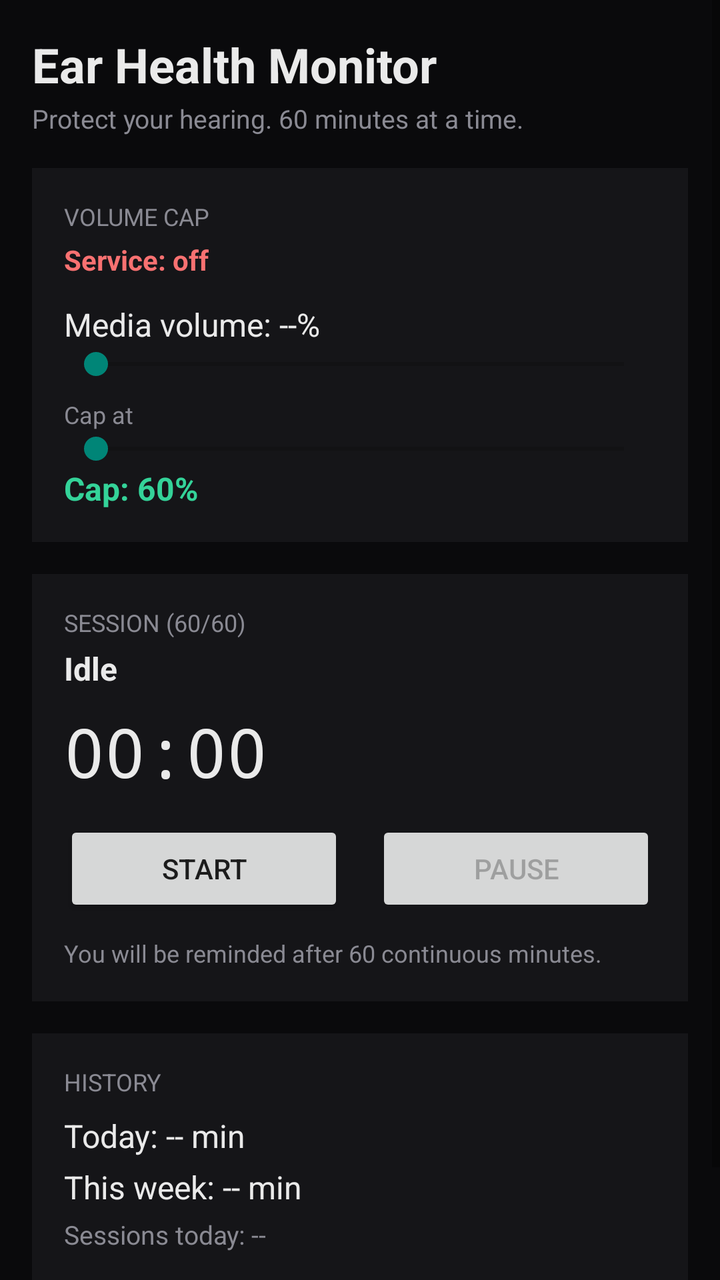
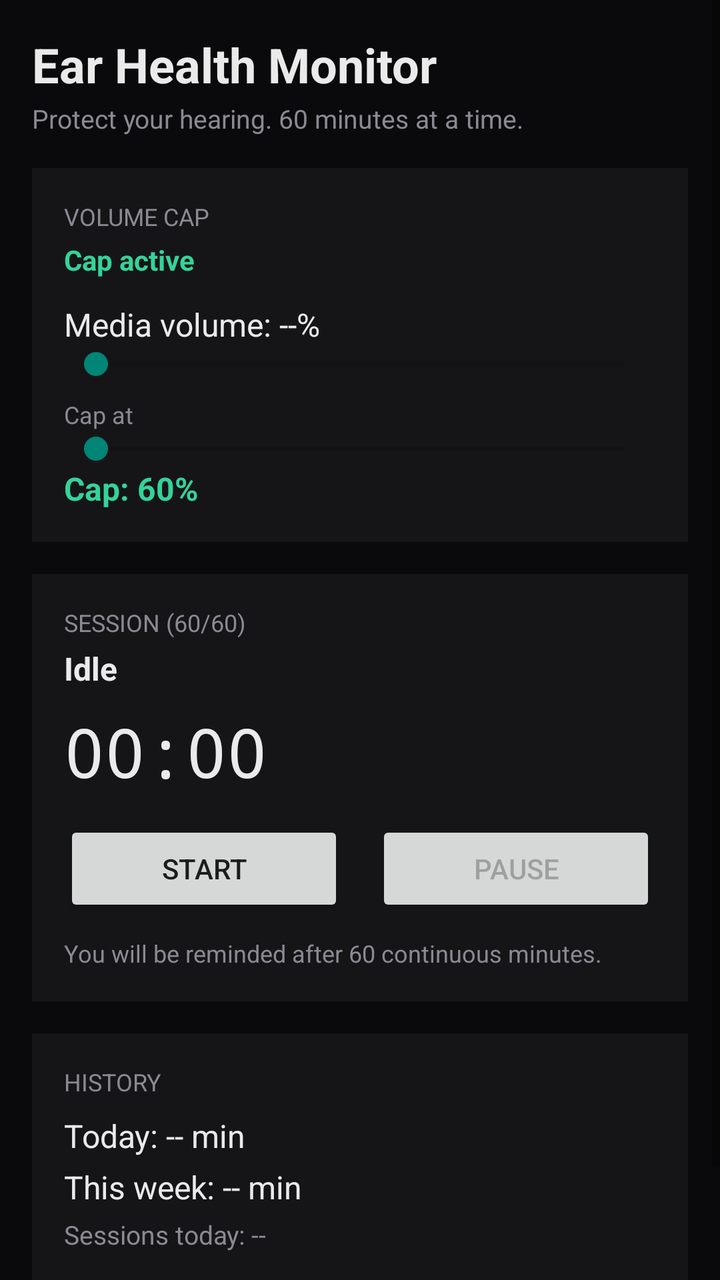

The first picture is an Android layout as it rendered before a commit; the second is the same layout after the commit. The layout source and the unified diff follow.
<!-- AndroidManifest.xml: application theme Theme.EarHealthMonitor -->
<!-- res/layout/activity_main.xml -->
<?xml version="1.0" encoding="utf-8"?>
<LinearLayout xmlns:android="http://schemas.android.com/apk/res/android"
    android:layout_width="match_parent"
    android:layout_height="match_parent"
    android:orientation="vertical"
    android:background="@color/background">

    <ScrollView
        android:layout_width="match_parent"
        android:layout_height="0dp"
        android:layout_weight="1"
        android:fillViewport="true"
        android:overScrollMode="never">

        <LinearLayout
            android:layout_width="match_parent"
            android:layout_height="wrap_content"
            android:orientation="vertical"
            android:padding="16dp">

            <TextView
                android:id="@+id/tvTitle"
                android:layout_width="match_parent"
                android:layout_height="wrap_content"
                android:text="@string/app_name"
                android:textColor="@color/text_primary"
                android:textSize="24sp"
                android:textStyle="bold" />

            <TextView
                android:layout_width="match_parent"
                android:layout_height="wrap_content"
                android:layout_marginTop="2dp"
                android:text="Protect your hearing. 60 minutes at a time."
                android:textColor="@color/text_muted"
                android:textSize="13sp" />

            
            <LinearLayout
                android:layout_width="match_parent"
                android:layout_height="wrap_content"
                android:layout_marginTop="16dp"
                android:orientation="vertical"
                android:background="@color/card"
                android:padding="16dp">

                <TextView
                    android:layout_width="wrap_content"
                    android:layout_height="wrap_content"
                    android:text="VOLUME CAP"
                    android:textColor="@color/text_muted"
                    android:textSize="12sp" />

                <TextView
                    android:id="@+id/tvServiceState"
                    android:layout_width="wrap_content"
                    android:layout_height="wrap_content"
                    android:layout_marginTop="4dp"
                    android:text="Service: off"
                    android:textColor="@color/danger"
                    android:textSize="14sp"
                    android:textStyle="bold" />

                <TextView
                    android:id="@+id/tvVolumePct"
                    android:layout_width="wrap_content"
                    android:layout_height="wrap_content"
                    android:layout_marginTop="12dp"
                    android:text="Media volume: --%"
                    android:textColor="@color/text_primary"
                    android:textSize="16sp" />

                <SeekBar
                    android:id="@+id/seekVolume"
                    android:layout_width="match_parent"
                    android:layout_height="wrap_content"
                    android:max="100"
                    android:progress="0"
                    android:enabled="false" />

                <TextView
                    android:layout_width="wrap_content"
                    android:layout_height="wrap_content"
                    android:layout_marginTop="8dp"
                    android:text="Cap at"
                    android:textColor="@color/text_muted"
                    android:textSize="12sp" />

                <SeekBar
                    android:id="@+id/seekCap"
                    android:layout_width="match_parent"
                    android:layout_height="wrap_content"
                    android:max="100" />

                <TextView
                    android:id="@+id/tvVolumeCap"
                    android:layout_width="wrap_content"
                    android:layout_height="wrap_content"
                    android:text="Cap: 60%"
                    android:textColor="@color/accent"
                    android:textSize="16sp"
                    android:textStyle="bold" />

            </LinearLayout>

            
            <LinearLayout
                android:layout_width="match_parent"
                android:layout_height="wrap_content"
                android:layout_marginTop="16dp"
                android:orientation="vertical"
                android:background="@color/card"
                android:padding="16dp">

                <TextView
                    android:layout_width="wrap_content"
                    android:layout_height="wrap_content"
                    android:text="SESSION (60/60)"
                    android:textColor="@color/text_muted"
                    android:textSize="12sp" />

                <TextView
                    android:id="@+id/tvSessionState"
                    android:layout_width="wrap_content"
                    android:layout_height="wrap_content"
                    android:layout_marginTop="4dp"
                    android:text="Idle"
                    android:textColor="@color/text_primary"
                    android:textSize="16sp"
                    android:textStyle="bold" />

                <TextView
                    android:id="@+id/tvElapsed"
                    android:layout_width="wrap_content"
                    android:layout_height="wrap_content"
                    android:layout_marginTop="8dp"
                    android:text="00:00"
                    android:textColor="@color/text_primary"
                    android:textSize="34sp"
                    android:fontFamily="monospace" />

                <LinearLayout
                    android:layout_width="match_parent"
                    android:layout_height="wrap_content"
                    android:layout_marginTop="12dp"
                    android:orientation="horizontal">

                    <Button
                        android:id="@+id/btnSession"
                        android:layout_width="0dp"
                        android:layout_height="wrap_content"
                        android:layout_weight="1"
                        android:layout_marginEnd="8dp"
                        android:text="Start" />

                    <Button
                        android:id="@+id/btnPause"
                        android:layout_width="0dp"
                        android:layout_height="wrap_content"
                        android:layout_weight="1"
                        android:layout_marginStart="8dp"
                        android:text="Pause"
                        android:enabled="false" />

                </LinearLayout>

                <TextView
                    android:id="@+id/tvHint"
                    android:layout_width="match_parent"
                    android:layout_height="wrap_content"
                    android:layout_marginTop="10dp"
                    android:text="You will be reminded after 60 continuous minutes."
                    android:textColor="@color/text_muted"
                    android:textSize="12sp" />

            </LinearLayout>

            
            <LinearLayout
                android:layout_width="match_parent"
                android:layout_height="wrap_content"
                android:layout_marginTop="16dp"
                android:orientation="vertical"
                android:background="@color/card"
                android:padding="16dp">

                <TextView
                    android:layout_width="wrap_content"
                    android:layout_height="wrap_content"
                    android:text="HISTORY"
                    android:textColor="@color/text_muted"
                    android:textSize="12sp" />

                <TextView
                    android:id="@+id/tvToday"
                    android:layout_width="wrap_content"
                    android:layout_height="wrap_content"
                    android:layout_marginTop="8dp"
                    android:text="Today: -- min"
                    android:textColor="@color/text_primary"
                    android:textSize="16sp" />

                <TextView
                    android:id="@+id/tvWeek"
                    android:layout_width="wrap_content"
                    android:layout_height="wrap_content"
                    android:layout_marginTop="4dp"
                    android:text="This week: -- min"
                    android:textColor="@color/text_primary"
                    android:textSize="16sp" />

                <TextView
                    android:id="@+id/tvSessions"
                    android:layout_width="wrap_content"
                    android:layout_height="wrap_content"
                    android:layout_marginTop="4dp"
                    android:text="Sessions today: --"
                    android:textColor="@color/text_muted"
                    android:textSize="13sp" />

            </LinearLayout>

            <TextView
                android:id="@+id/tvFooter"
                android:layout_width="wrap_content"
                android:layout_height="wrap_content"
                android:layout_gravity="center"
                android:layout_marginTop="16dp"
                android:gravity="center"
                android:text="Battery-saver note: the cap service shows a persistent notification, as Android requires for background audio."
                android:textColor="@color/text_muted"
                android:textSize="11sp" />

        </LinearLayout>

    </ScrollView>

</LinearLayout>
<!-- resources referenced by this layout -->
<resources>
  <color name="accent">#34D399</color>
  <color name="background">#0A0A0C</color>
  <color name="card">#151518</color>
  <color name="danger">#F87171</color>
  <color name="text_muted">#8A8A93</color>
  <color name="text_primary">#EAEAEA</color>
  <string name="app_name">Ear Health Monitor</string>
  <style name="Theme.EarHealthMonitor" parent="Theme.AppCompat.DayNight.NoActionBar">
          <item name="android:windowBackground">@color/background</item>
          <item name="android:statusBarColor">@color/background</item>
          <item name="android:navigationBarColor">@color/background</item>
          <item name="android:colorAccent">@color/accent</item>
          <item name="colorPrimary">@color/accent</item>
          <item name="colorPrimaryDark">@color/background</item>
      </style>
</resources>

<!-- the commit's change to res/layout/activity_main.xml (unified diff, before → after) -->
@@ -56,8 +56,8 @@
                     android:layout_width="wrap_content"
                     android:layout_height="wrap_content"
                     android:layout_marginTop="4dp"
-                    android:text="Service: off"
-                    android:textColor="@color/danger"
+                    android:text="Cap active"
+                    android:textColor="@color/accent"
                     android:textSize="14sp"
                     android:textStyle="bold" />
 
<!-- resource entries referenced after the edit -->
@@ -3,7 +3,6 @@
   <color name="accent">#34D399</color>
   <color name="background">#0A0A0C</color>
   <color name="card">#151518</color>
-  <color name="danger">#F87171</color>
   <color name="text_muted">#8A8A93</color>
   <color name="text_primary">#EAEAEA</color>
   <string name="app_name">Ear Health Monitor</string>
